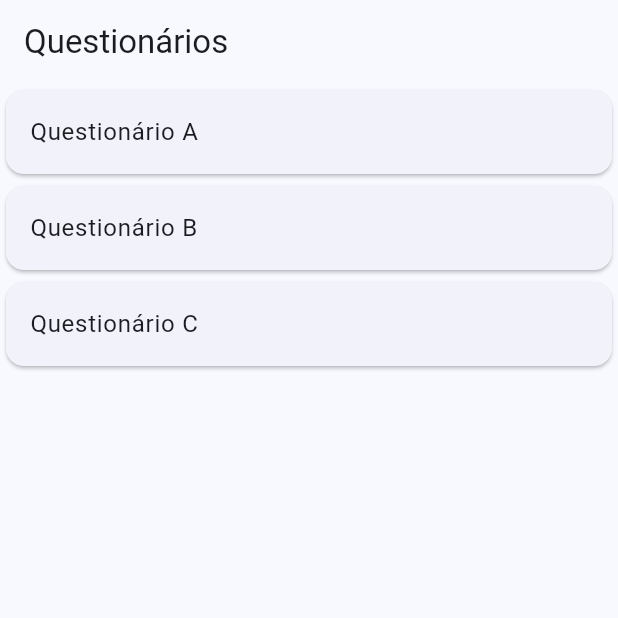
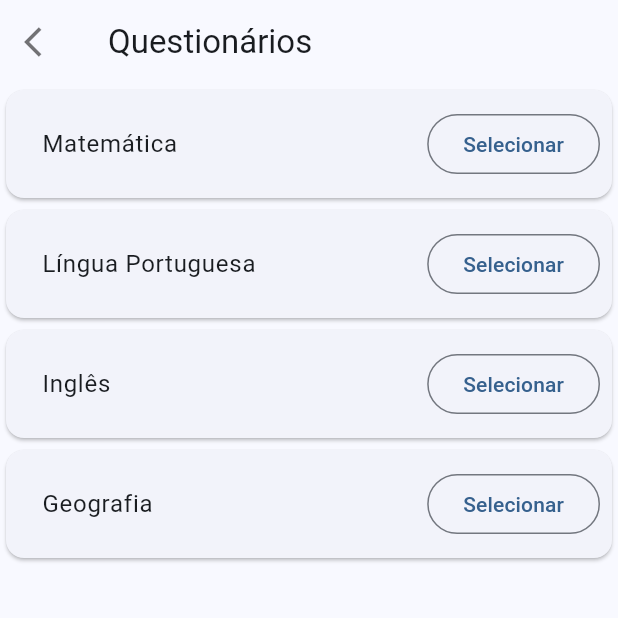
Before and after one commit to jeanarthur/app_perguntas_educacionais, a Flutter app: the screen it shows after launch, after a tap on the "list alt" icon, on a phone screen of 412 x 824 dp, the top half of it. Run offline on Flutter 3.47's test engine with Material 3 defaults, Android fonts, the phone set to English and light mode, and no system bars; our stand-ins replace go_router.

Commit message:
feat: estrutura data(respositories e services), domain(models) e conexao da view com a model view atraves do router

````diff
--- /dev/null
+++ b/lib/data/repositories/categories/categories_repository.dart
@@ -0,0 +1,10 @@
+import 'package:app_perguntas_educacionais/domain/models/category/category.dart';
+import 'package:app_perguntas_educacionais/utils/result.dart';
+
+abstract class CategoriesRepository {
+
+  Future<Result<List<Category>>> getCategoryList();
+
+  Future<Result<Category>> getCategory(int id);
+
+}
--- /dev/null
+++ b/lib/data/services/local/local_data_service.dart
@@ -0,0 +1,12 @@
+import 'package:app_perguntas_educacionais/domain/models/category/category.dart';
+
+class LocalDataService {
+  List<Category> getCategories() {
+    return [
+      Category(id: 0, title: 'Matemática'),
+      Category(id: 1, title: 'Língua Portuguesa'),
+      Category(id: 2, title: 'Inglês'),
+      Category(id: 3, title: 'Geografia'),
+    ];
+  }
+}
--- /dev/null
+++ b/lib/domain/models/category/category.dart
@@ -0,0 +1,9 @@
+class Category {
+
+  late int id;
+  String title;
+  String imagePath;
+
+  Category({required this.id, this.title = '[TITLE]', this.imagePath = 'assets/images/quiz_default.png'});
+
+}
--- a/lib/routing/router.dart
+++ b/lib/routing/router.dart
@@ -1,4 +1,7 @@
+import 'package:app_perguntas_educacionais/data/repositories/categories/categories_repository_local.dart';
+import 'package:app_perguntas_educacionais/data/services/local/local_data_service.dart';
 import 'package:app_perguntas_educacionais/routing/routes.dart';
+import 'package:app_perguntas_educacionais/ui/categories/view-models/categories_view_model.dart';
 import 'package:app_perguntas_educacionais/ui/categories/widgets/categories_screen.dart';
 import 'package:app_perguntas_educacionais/ui/home/view-models/home_view_model.dart';
 import 'package:app_perguntas_educacionais/ui/home/widgets/home_screen.dart';
@@ -18,7 +21,11 @@ GoRouter router() => GoRouter(
     GoRoute(
       path: Routes.categories,
       builder: (context, state) {
-        return Questionaries();
+        final localDataService = LocalDataService();
+        final viewModel = CategoriesViewModel(
+          categoriesRepository: CategoriesRepositoryLocal(localDataService: localDataService)
+        );
+        return Questionaries(viewModel: viewModel);
       }
     ),
     GoRoute(
--- /dev/null
+++ b/lib/ui/categories/view-models/categories_view_model.dart
@@ -0,0 +1,38 @@
+import 'dart:developer';
+
+import 'package:app_perguntas_educacionais/data/repositories/categories/categories_repository.dart';
+import 'package:app_perguntas_educacionais/domain/models/category/category.dart';
+import 'package:app_perguntas_educacionais/utils/result.dart';
+import 'package:flutter/material.dart';
+
+class CategoriesViewModel extends ChangeNotifier {
+  CategoriesViewModel({
+    required this.categoriesRepository
+  }) {
+    load();
+  }
+
+  final CategoriesRepository categoriesRepository;
+
+  List<Category> _categories = [];
+
+  List<Category> get categories => _categories;
+
+  void load() async {
+    log("Load categories");
+    final result = await categoriesRepository.getCategoryList();
+    switch (result) {
+      case Ok():
+      log("categories loaded: ${result.value}");
+      _categories = result.value;
+      for (Category category in _categories) {
+        log("Category: id = ${category.id}, title = ${category.title}, imagePath = ${category.imagePath}");
+      }
+      notifyListeners();
+
+      case Error():
+        return;
+    }
+  }
+
+}
--- a/lib/ui/categories/widgets/categories_screen.dart
+++ b/lib/ui/categories/widgets/categories_screen.dart
@@ -1,30 +1,69 @@
+import 'package:app_perguntas_educacionais/domain/models/category/category.dart';
+import 'package:app_perguntas_educacionais/routing/routes.dart';
+import 'package:app_perguntas_educacionais/ui/categories/view-models/categories_view_model.dart';
 import 'package:flutter/material.dart';
+import 'package:go_router/go_router.dart';
 
 class Questionaries extends StatelessWidget {
-  const Questionaries({super.key});
+  const Questionaries({super.key, required this.viewModel});
+
+  final CategoriesViewModel viewModel;
 
   @override
   Widget build(BuildContext context) {
+
+    debugPrint("Categories widget loaded");
+
     return Scaffold(
   appBar: AppBar(
     title: Text("Questionários"),
+    leading: InkWell(
+      onTap: () {
+        context.go(Routes.home);
+      },
+      child: Icon(
+        Icons.arrow_back_ios,
+        color: Colors.black54,
+      ),
+    ),
   ),
   body: Center(
     child: Column(
       mainAxisAlignment: MainAxisAlignment.center,
       children: [
         Expanded(
-              child: ListView(
+          child: ListenableBuilder(
+            listenable: viewModel,
+            builder: (context, child) {
+              return ListView(
                 children: [
-                  Card(child: ListTile(title: Text('Questionário A'))),
-                  Card(child: ListTile(title: Text('Questionário B'))),
-                  Card(child: ListTile(title: Text('Questionário C'))),
+                  for (Category category in viewModel.categories)
+                    Card(
+                      child: Padding(
+                        padding: const EdgeInsets.all(8.0),
+                        child: Row(
+                          mainAxisAlignment: MainAxisAlignment.spaceEvenly,
+                          children: [
+                            Expanded(
+                              child: ListTile(title: Text(category.title)),
+                            ),
+                            OutlinedButton(
+                              onPressed: () => {},
+                              child: Text('Selecionar'),
+                            ),
                           ],
+                        ),
+                      ),
+                    ),
+                ],
+              );
+            },
           ),
         ),
       ],
     ),
   ),
 );
+
   }
 }
--- /dev/null
+++ b/lib/utils/result.dart
@@ -0,0 +1,52 @@
+/// Utility class that simplifies handling errors.
+///
+/// Return a [Result] from a function to indicate success or failure.
+///
+/// A [Result] is either an [Ok] with a value of type [T]
+/// or an [Error] with an [Exception].
+///
+/// Use [Result.ok] to create a successful result with a value of type [T].
+/// Use [Result.error] to create an error result with an [Exception].
+///
+/// Evaluate the result using a switch statement:
+/// ```dart
+/// switch (result) {
+///   case Ok(): {
+///     print(result.value);
+///   }
+///   case Error(): {
+///     print(result.error);
+///   }
+/// }
+/// ```
+sealed class Result<T> {
+  const Result();
+
+  /// Creates a successful [Result], completed with the specified [value].
+  const factory Result.ok(T value) = Ok._;
+
+  /// Creates an error [Result], completed with the specified [error].
+  const factory Result.error(Exception error) = Error._;
+}
+
+/// A successful [Result] with a returned [value].
+final class Ok<T> extends Result<T> {
+  const Ok._(this.value);
+
+  /// The returned value of this result.
+  final T value;
+
+  @override
+  String toString() => 'Result<$T>.ok($value)';
+}
+
+/// An error [Result] with a resulting [error].
+final class Error<T> extends Result<T> {
+  const Error._(this.error);
+
+  /// The resulting error of this result.
+  final Exception error;
+
+  @override
+  String toString() => 'Result<$T>.error($error)';
+}
````
Also changed, not shown: lib/data/repositories/categories/categories_repository_local.dart (added, +32 -0 lines), lib/ui/ranking/widgets/ranking_screen.dart (+11 -0 lines). Lines whose indentation alone changed are shown as unchanged.
